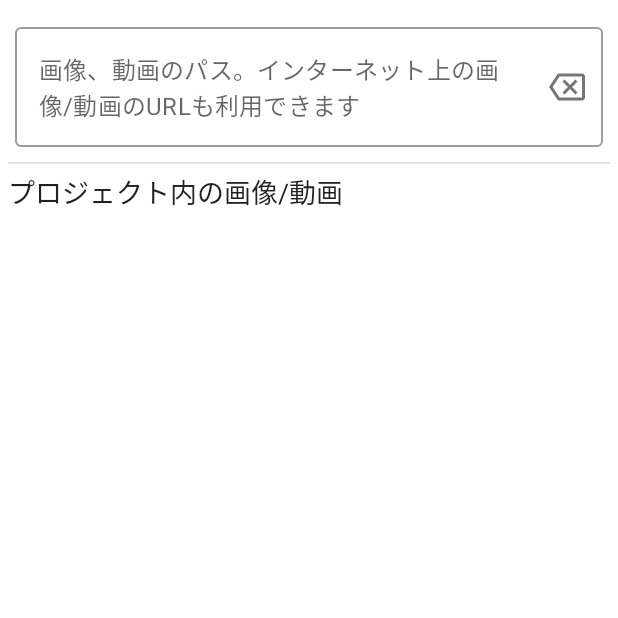
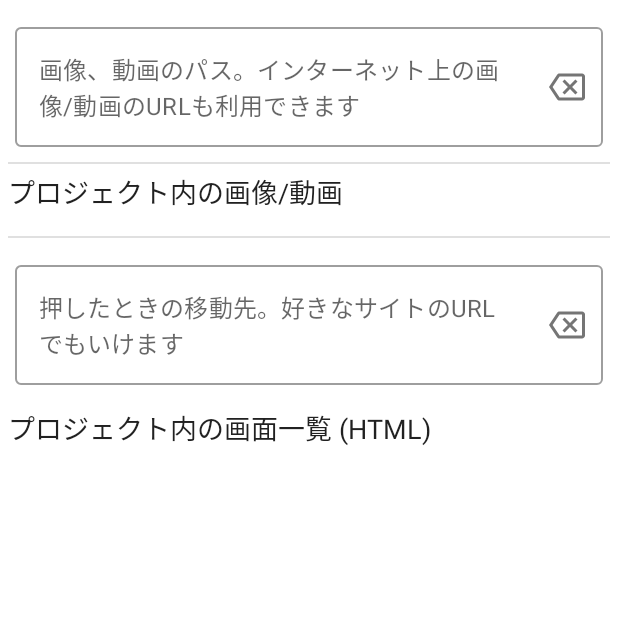
Before and after one commit to takusan23/DesignBridge, an Android app built with Jetpack Compose: the composable ImgElementEditScreen called with empty values, on a phone screen of 412 x 824 dp, the top half of it. Run offline under Robolectric (Android 15) with nearby library versions, the light colour scheme and no system bars.

Commit message:
押したときに遷移先を選べるように。

```diff
--- a/app/src/main/java/io/github/takusan23/designbridge/ProductionActivity.kt
+++ b/app/src/main/java/io/github/takusan23/designbridge/ProductionActivity.kt
@@ -24,6 +24,7 @@ class ProductionActivity : AppCompatActivity() {
         val filePath = intent.getStringExtra("file_path")!!
         webView.apply {
             setWebViewClient(WebViewClient())
+            WebView.setWebContentsDebuggingEnabled(true)
             settings.javaScriptEnabled = true
             settings.builtInZoomControls = true
             settings.loadWithOverviewMode = true
--- a/app/src/main/java/io/github/takusan23/designbridge/project/ProjectDetail.kt
+++ b/app/src/main/java/io/github/takusan23/designbridge/project/ProjectDetail.kt
@@ -75,6 +75,12 @@ class ProjectDetail(private val context: Context, val projectName: String) {
     fun getProjectVideoList() = getProjectItemList().filter { file -> file.extension == "mp4" }
 
     /**
+     * プロジェクト内のHTMLファイルを返す
+     * @return htmlファイル
+     * */
+    fun getProjectHtmlList() = getProjectItemList().filter { file -> file.extension == "html" }
+
+    /**
      * xdファイルを取り込む。多分重いのでsuspend関数
      *
      * @param uri StorageAccessFramework等でファイルを選択するとUriがもらえるのでそれ
--- /dev/null
+++ b/app/src/main/java/io/github/takusan23/designbridge/ui/screen/elementedit/ElementEditLocation.kt
@@ -0,0 +1,92 @@
+package io.github.takusan23.designbridge.ui.screen.elementedit
+
+import androidx.compose.foundation.layout.fillMaxWidth
+import androidx.compose.foundation.layout.padding
+import androidx.compose.foundation.layout.size
+import androidx.compose.foundation.lazy.LazyRow
+import androidx.compose.foundation.lazy.items
+import androidx.compose.foundation.shape.RoundedCornerShape
+import androidx.compose.material.*
+import androidx.compose.runtime.Composable
+import androidx.compose.runtime.remember
+import androidx.compose.ui.Modifier
+import androidx.compose.ui.platform.LocalContext
+import androidx.compose.ui.res.painterResource
+import androidx.compose.ui.unit.dp
+import androidx.compose.ui.unit.sp
+import io.github.takusan23.designbridge.R
+import io.github.takusan23.designbridge.project.ProjectDetail
+
+/**
+ * 押したときの遷移先を変更する画面
+ * @param projectName プロジェクト名
+ * @param location 押したときの遷移先
+ * @param onLocationChange 遷移先が変わったら呼ばれる
+ * */
+@Composable
+fun ElementEditLocation(
+    projectName: String,
+    location: String,
+    onLocationChange: (String) -> Unit,
+) {
+    // 押したときの遷移先ページ
+    Divider(Modifier.padding(start = 5.dp, end = 5.dp))
+    OutlinedTextField(
+        modifier = Modifier
+            .padding(10.dp)
+            .fillMaxWidth(),
+        value = location,
+        label = { Text(text = "押したときの移動先。好きなサイトのURLでもいけます") },
+        onValueChange = {
+            onLocationChange(it)
+        },
+        trailingIcon = {
+            // クリアボタン
+            IconButton(onClick = { onLocationChange("") }) {
+                Icon(painter = painterResource(id = R.drawable.ic_outline_backspace_24), contentDescription = null)
+            }
+        }
+    )
+    ProjectHtmlRow(
+        projectName = projectName,
+        onHtmlClick = { onLocationChange(it) }
+    )
+}
+
+/**
+ * プロジェクト内のhtmlファイルを横並びで表示する
+ *
+ * @param projectName プロジェクト名
+ * @param onHtmlClick 相対パスを返します
+ * */
+@Composable
+private fun ProjectHtmlRow(projectName: String, onHtmlClick: (String) -> Unit) {
+    val context = LocalContext.current
+    // htmlファイル一覧
+    val htmlList = remember { ProjectDetail(context, projectName).getProjectHtmlList() }
+
+    Text(
+        text = "プロジェクト内の画面一覧 (HTML)",
+        modifier = Modifier.padding(5.dp),
+        fontSize = 18.sp,
+    )
+    LazyRow(modifier = Modifier.padding(5.dp)) {
+        items(htmlList) { htmlFile ->
+            OutlinedButton(
+                modifier = Modifier.padding(start = 2.dp, end = 2.dp),
+                onClick = { onHtmlClick(htmlFile.name) },
+                shape = RoundedCornerShape(50)
+            ) {
+                Icon(
+                    painter = painterResource(id = R.drawable.ic_baseline_language_24),
+                    contentDescription = null,
+                    modifier = Modifier.size(12.dp)
+                )
+                Text(
+                    text = htmlFile.name,
+                    fontSize = 12.sp
+                )
+            }
+        }
+    }
+}
--- a/app/src/main/java/io/github/takusan23/designbridge/ui/screen/elementedit/ImgElementEditScreen.kt
+++ b/app/src/main/java/io/github/takusan23/designbridge/ui/screen/elementedit/ImgElementEditScreen.kt
@@ -9,6 +9,7 @@ import androidx.compose.foundation.clickable
 import androidx.compose.foundation.layout.*
 import androidx.compose.foundation.lazy.LazyRow
 import androidx.compose.foundation.lazy.items
+import androidx.compose.foundation.shape.RoundedCornerShape
 import androidx.compose.material.*
 import androidx.compose.runtime.Composable
 import androidx.compose.runtime.remember
@@ -30,12 +31,16 @@ import org.jsoup.nodes.Attributes
  * @param src 編集中テキスト
  * @param onSrcValue テキストが変更されたら呼ばれる
  * @param projectName プロジェクト名
+ * @param location 押したときの遷移先
+ * @param onLocationChange 遷移先が変わったら呼ばれる
  * */
 @Composable
 fun ImgElementEditScreen(
     src: String,
     projectName: String,
+    location: String,
     onSrcValue: (String) -> Unit,
+    onLocationChange: (String) -> Unit,
 ) {
     Column {
         OutlinedTextField(
@@ -56,7 +61,13 @@ fun ImgElementEditScreen(
         Divider(Modifier.padding(start = 5.dp, end = 5.dp))
         ProjectImgOrVideoRow(
             projectName = projectName,
-            onImageOrVideoClick = { imgName -> onSrcValue(imgName) }
+            onImageOrVideoClick = onSrcValue
+        )
+        // 押したときの遷移先ページ
+        ElementEditLocation(
+            projectName = projectName,
+            location = location,
+            onLocationChange = onLocationChange
         )
     }
 }
```
Also changed, not shown: app/src/main/java/io/github/takusan23/designbridge/tool/GetElementValue.kt (renamed from app/src/main/java/io/github/takusan23/designbridge/tool/GetElementSrcOrText.kt, +6 -1 lines), app/src/main/java/io/github/takusan23/designbridge/ui/component/HtmlEditor.kt (+9 -42 lines), app/src/main/java/io/github/takusan23/designbridge/ui/screen/HtmlEditorScreen.kt (+12 -2 lines), app/src/main/java/io/github/takusan23/designbridge/ui/screen/elementedit/ElementEditScreen.kt (+13 -14 lines), app/src/main/java/io/github/takusan23/designbridge/ui/screen/elementedit/SpanElementEditScreen.kt (+15 -0 lines), app/src/main/java/io/github/takusan23/designbridge/viewmodel/HtmlEditorViewModel.kt (+19 -1 lines), app/src/main/java/io/github/takusan23/designbridge/xdhtml/XdFileToHTML.kt (+7 -3 lines), designtalk/src/main/java/io/github/takusan23/designtalk/html/HtmlGenerator.kt (+10 -5 lines).
